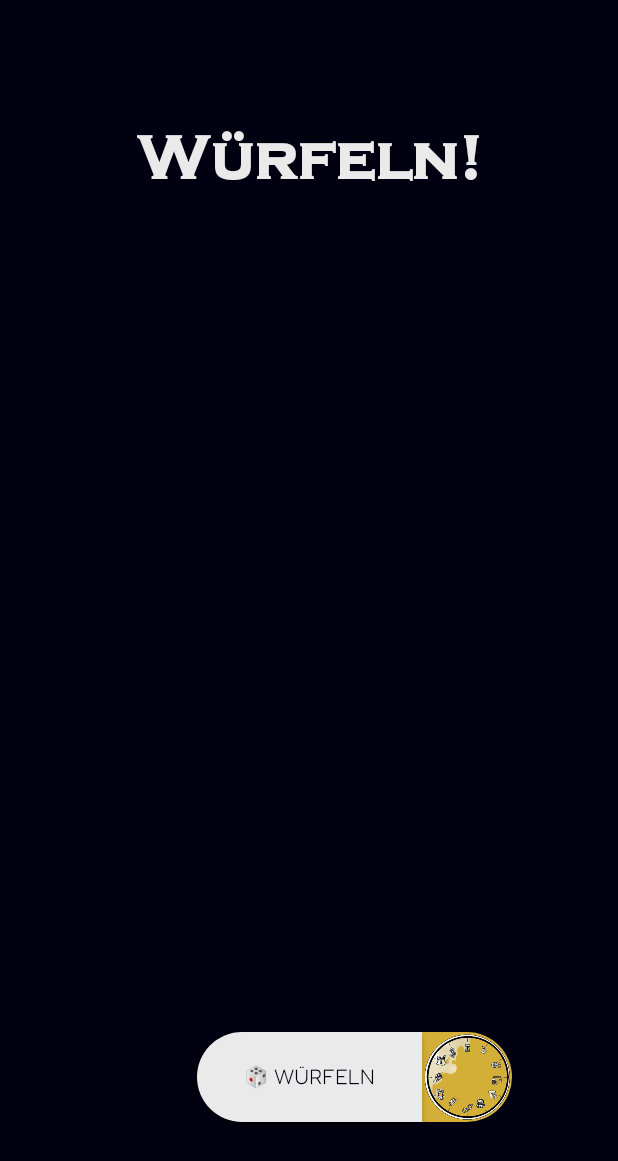
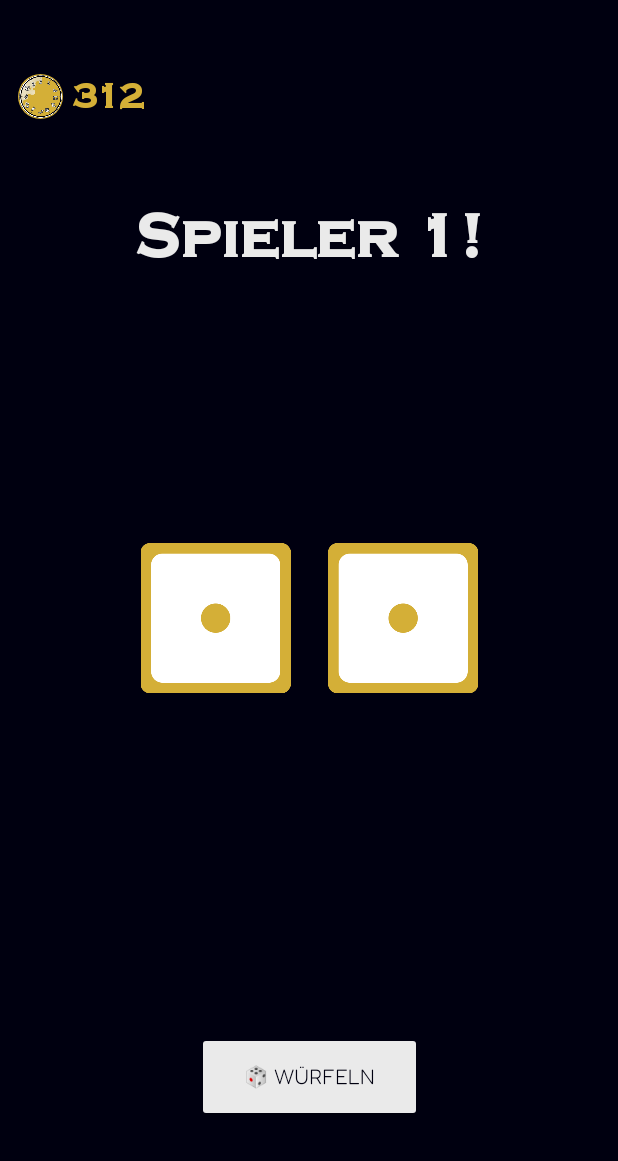
Before and after one commit to 34Mx/Monopoly3D, an Android app: the Game screen opened directly, with no data from a screen before it, after a tap on "🎲 WÜRFELN", on a phone screen of 412 x 824 dp. Shown: the top 1161 px of the screen. Run offline under Robolectric (Android 15) with nearby library versions, the light colour scheme and no system bars.

Commit message:
Major Changes II

```diff
--- a/app/src/main/java/de/sam/abinopolynew/Game.kt
+++ b/app/src/main/java/de/sam/abinopolynew/Game.kt
@@ -2,12 +2,15 @@ package de.sam.abinopolynew
 
 import android.content.Context
 import android.os.Bundle
+import android.os.Handler
+import android.os.Looper
 import android.util.Log
-import android.widget.Button
+import android.view.View
 import android.widget.ImageView
+import android.widget.LinearLayout
+import android.widget.TextView
 import androidx.appcompat.app.AppCompatActivity
 import androidx.appcompat.widget.AppCompatButton
-import androidx.cardview.widget.CardView
 import de.sam.abinopolynew.func.Board
 import de.sam.abinopolynew.func.Player
 import de.sam.abinopolynew.func.hideSystemUI
@@ -15,15 +18,30 @@ import de.sam.abinopolynew.func.hideSystemUI
 
 class Game : AppCompatActivity() {
     lateinit var game: Board
+    lateinit var gameDisplay: TextView
     lateinit var cardView: ImageView
     lateinit var rollButton: AppCompatButton
+    lateinit var dice1: ImageView
+    lateinit var dice2: ImageView
+    lateinit var dices: LinearLayout
+
+    lateinit var fieldActionButton: AppCompatButton
+
+    private val handler = Handler(Looper.getMainLooper())
     override fun onCreate(savedInstanceState: Bundle?) {
         super.onCreate(savedInstanceState)
         setContentView(R.layout.activity_game)
         hideSystemUI(window)
 
+        gameDisplay = findViewById(R.id.gameDisplay)
+
         cardView = findViewById(R.id.cardView)
         rollButton = findViewById(R.id.rollButton)
+        dice1 = findViewById(R.id.dice1)
+        dice2 = findViewById(R.id.dice2)
+        dices = findViewById(R.id.dices)
+
+        fieldActionButton = findViewById(R.id.fieldActionButton)
 
 
         game = Board()
@@ -31,16 +49,81 @@ class Game : AppCompatActivity() {
         game.addPlayer(testPlayer)
 
         rollButton.setOnClickListener {
-            val roll = game.roll()
-            Log.d("Game", "Roll: ${roll}")
-            game.movePlayer(testPlayer, roll)
-            updateGraphic(testPlayer.position)
+            hideFieldMenu()
+            rollAnimation {
+                val roll = game.roll()
+                setDices(roll)
+                val diceSum = roll.sum()
+                Log.d("34Mx.GAME", "Roll: $diceSum")
+                handler.postDelayed({
+                    game.movePlayer(testPlayer, diceSum)
+                    showFieldMenu(testPlayer.position, diceSum)
+                }, 500)
+            }
         }
     }
 
-    fun updateGraphic(id: Int) {
+    fun showFieldMenu(id: Int, diceSum: Int) {
+        gameDisplay.setText("Gewürfelt: $diceSum!")
         val context: Context = this
-        val id: Int = context.resources.getIdentifier("sub_${id}", "drawable", context.packageName)
+        val id: Int = context.resources.getIdentifier("sub_$id", "drawable", context.packageName)
         cardView.setImageResource(id)
+        dices.visibility = View.INVISIBLE
+        cardView.visibility = View.VISIBLE
+        fieldActionButton.visibility = View.VISIBLE
+    }
+
+    fun hideFieldMenu() {
+        dices.visibility = View.VISIBLE
+        cardView.visibility = View.INVISIBLE
+        fieldActionButton.visibility = View.INVISIBLE
+        gameDisplay.setText("Spieler 1!")
+    }
+
+    private fun rollAnimation(onComplete: () -> Unit) {
+        for (i in 0..10) {
+            handler.postDelayed({
+                val roll = game.roll()
+                setDices(roll)
+                if (i == 10) onComplete()
+            }, i * 100L)
+        }
+    }
+
+    fun setDices(values: Array<Int>) {
+        val context: Context = this
+        val id1: Int = context.resources.getIdentifier("dice_${values[0]}", "drawable", context.packageName)
+        val id2: Int = context.resources.getIdentifier("dice_${values[1]}", "drawable", context.packageName)
+        dice1.setImageResource(id1)
+        dice2.setImageResource(id2)
+    }
+
+    /*
+        Types:
+            0 -> Eckpunkte
+            1 -> Prüfung
+            2 -> Gemeinschaftsfeld
+            3 -> Ereignisfeld
+            4 -> Kopiergeld
+            5 -> Nachhilfe-Institut
+            6 -> Fach
+     */
+//    fun handleActionConditions(position: Int): String {
+//        val info = game.getFieldInformation(position)
+//        if (info != null) {
+//            when (info.type) {
+//                0 -> fieldActionButton.visibility = View.INVISIBLE
+//                1 -> showFieldActionButton("Prüfung starten")
+//                2 -> showFieldActionButton()
+//                3 -> showFieldActionButton("Prüfung starten")
+//                4 -> showFieldActionButton("Prüfung starten")
+//                5 -> showFieldActionButton("Prüfung starten")
+//                6 -> showFieldActionButton("Prüfung starten")
+//            }
+//        }
+//    }
+
+    fun showFieldActionButton(text: String) {
+
     }
 }
--- a/app/src/main/java/de/sam/abinopolynew/func/GameLogic.kt
+++ b/app/src/main/java/de/sam/abinopolynew/func/GameLogic.kt
@@ -10,6 +10,26 @@ data class Field(val id: Int, val title: String, val description: String, val ty
 
 class Player(val name: String) {
     var position: Int = 0
+    var balance: Int = 1500
+
+    fun deposit(amount: Int) {
+        if (amount > 0) {
+            balance += amount
+        }
+    }
+
+    fun withdraw(amount: Int): Boolean {
+        return if (amount in 1..balance) {
+            balance -= amount
+            true
+        } else {
+            false
+        }
+    }
+
+    fun getMoney(): Int {
+        return balance
+    }
 }
 
 class Board {
@@ -92,7 +112,9 @@ class Board {
         return fields.find { it.id == position }
     }
 
-    fun roll(): Int {
-        return (2..12).random();
+    fun roll(): Array<Int> {
+        val dice1 = (1..6).random()
+        val dice2 = (1..6).random()
+        return arrayOf(dice1, dice2)
     }
 }
--- a/app/src/main/res/drawable/coin_background.xml
+++ b/app/src/main/res/drawable/coin_background.xml
@@ -1,15 +1,7 @@
 <?xml version="1.0" encoding="utf-8"?>
 <shape xmlns:android="http://schemas.android.com/apk/res/android"
-    android:shape="rectangle">
+    android:shape="oval">
 
     <solid android:color="@color/gold"/>
 
-    <corners
-        android:topLeftRadius="0dp"
-        android:bottomLeftRadius="0dp"
-        android:topRightRadius="50dp"
-        android:bottomRightRadius="50dp" />
-
-    <size android:width="200dp" android:height="100dp"/>
-
 </shape>
--- /dev/null
+++ b/app/src/main/res/drawable/coin_background_half.xml
@@ -0,0 +1,15 @@
+<?xml version="1.0" encoding="utf-8"?>
+<shape xmlns:android="http://schemas.android.com/apk/res/android"
+    android:shape="rectangle">
+
+    <solid android:color="@color/gold"/>
+
+    <corners
+        android:topLeftRadius="0dp"
+        android:bottomLeftRadius="0dp"
+        android:topRightRadius="50dp"
+        android:bottomRightRadius="50dp" />
+
+    <size android:width="200dp" android:height="100dp"/>
+
+</shape>
--- a/app/src/main/res/layout/activity_game.xml
+++ b/app/src/main/res/layout/activity_game.xml
@@ -5,9 +5,11 @@
     android:layout_width="match_parent"
     android:layout_height="match_parent"
     android:background="#000010"
+    style="@style/Base.Theme.AbinopolyNew"
     tools:context=".Game">
 
     <ImageView
+        android:visibility="invisible"
         android:id="@+id/cardView"
         android:layout_width="300dp"
         android:layout_height="400dp"
@@ -21,6 +23,7 @@
         android:id="@+id/gameDisplay"
         android:layout_width="wrap_content"
         android:layout_height="wrap_content"
+        android:layout_marginBottom="30dp"
         android:fontFamily="@font/copperplategothic_bold"
         android:text="Würfeln!"
         android:textAlignment="center"
@@ -29,19 +32,30 @@
         android:textSize="42sp"
         app:layout_constraintBottom_toTopOf="@+id/cardView"
         app:layout_constraintEnd_toEndOf="parent"
-        app:layout_constraintStart_toStartOf="parent"
-        app:layout_constraintTop_toTopOf="parent" />
+        app:layout_constraintStart_toStartOf="parent" />
 
     <androidx.appcompat.widget.AppCompatButton
         android:id="@+id/rollButton"
         android:layout_width="150dp"
         android:layout_height="60dp"
-        android:background="@drawable/round_left_square_right"
         android:fontFamily="@font/fredoka"
         android:text="🎲 Würfeln"
         android:textColor="@color/black"
-        android:backgroundTint="@null"
+        android:backgroundTint="@color/white"
         app:layout_constraintBottom_toBottomOf="parent"
+        app:layout_constraintEnd_toEndOf="parent"
+        app:layout_constraintStart_toStartOf="parent"
+        app:layout_constraintTop_toBottomOf="@+id/cardView" />
+
+    <androidx.appcompat.widget.AppCompatButton
+        android:id="@+id/fieldActionButton"
+        android:visibility="invisible"
+        android:layout_width="150dp"
+        android:layout_height="60dp"
+        android:backgroundTint="@color/gold"
+        android:fontFamily="@font/fredoka"
+        android:text="120$"
+        android:textColor="@color/black"
         app:layout_constraintEnd_toEndOf="parent"
         app:layout_constraintStart_toStartOf="parent"
         app:layout_constraintTop_toBottomOf="@+id/cardView" />
@@ -50,11 +64,62 @@
         android:id="@+id/imageView2"
         android:layout_width="60dp"
         android:layout_height="60dp"
-        android:background="@drawable/coin_background"
-        app:layout_constraintBottom_toBottomOf="parent"
-        app:layout_constraintStart_toEndOf="@+id/rollButton"
+        android:background="@color/gold"
+        android:visibility="invisible"
+        app:layout_constraintStart_toEndOf="@+id/fieldActionButton"
         app:layout_constraintTop_toBottomOf="@+id/cardView"
         app:srcCompat="@drawable/money" />
 
+    <LinearLayout
+        android:id="@+id/dices"
+        android:layout_width="250dp"
+        android:layout_height="100dp"
+        android:orientation="horizontal"
+        app:layout_constraintBottom_toBottomOf="parent"
+        app:layout_constraintEnd_toEndOf="parent"
+        app:layout_constraintStart_toStartOf="parent"
+        app:layout_constraintTop_toTopOf="parent">
+
+        <ImageView
+            android:id="@+id/dice1"
+            android:layout_width="100dp"
+            android:layout_height="100dp"
+            android:layout_weight="1"
+            android:src="@drawable/dice_4" />
+
+        <ImageView
+            android:id="@+id/dice2"
+            android:layout_width="100dp"
+            android:layout_height="100dp"
+            android:layout_weight="1"
+            android:src="@drawable/dice_2" />
+    </LinearLayout>
+
+    <ImageView
+        android:id="@+id/imageView"
+        android:layout_width="30dp"
+        android:layout_height="30dp"
+        android:layout_marginStart="12dp"
+        android:layout_marginBottom="6dp"
+        android:background="@drawable/coin_background"
+        app:layout_constraintBottom_toTopOf="@+id/gameDisplay"
+        app:layout_constraintStart_toStartOf="parent"
+        app:layout_constraintTop_toTopOf="parent"
+        app:srcCompat="@drawable/money" />
+
+    <TextView
+        android:id="@+id/moneyDisplay"
+        android:layout_width="wrap_content"
+        android:layout_height="wrap_content"
+        android:layout_marginStart="6dp"
+        android:fontFamily="@font/copperplategothic_bold"
+        android:text="312"
+        android:textColor="@color/gold"
+        android:textFontWeight="800"
+        android:textSize="24dp"
+        app:layout_constraintBottom_toBottomOf="@+id/imageView"
+        app:layout_constraintStart_toEndOf="@+id/imageView"
+        app:layout_constraintTop_toTopOf="@+id/imageView" />
+
 
 </androidx.constraintlayout.widget.ConstraintLayout>
--- a/app/src/main/res/layout/activity_main.xml
+++ b/app/src/main/res/layout/activity_main.xml
@@ -41,7 +41,7 @@
         android:layout_marginBottom="36dp"
         android:fontFamily="monospace"
         android:maxWidth="400sp"
-        android:text="Version 1.0.0 - 2025/02/16\n(c) Samuel Schubert, Simon Skrodolies,\nDesign: Bianca Müller, Emma Franz, Finja Rameil,\nMarla Steinhoff, Zoe Mack"
+        android:text="Version 1.0.1 - 2025/03/13\n(c) Samuel Schubert, Simon Skrodolies,\nDesign: Bianca Müller, Emma Franz, Finja Rameil,\nMarla Steinhoff, Zoe Mack"
         android:textAlignment="center"
         android:textColor="@color/white"
         android:textSize="12sp"
--- a/app/src/main/res/values/colors.xml
+++ b/app/src/main/res/values/colors.xml
@@ -15,4 +15,7 @@
     <color name="sub_red">#f44246</color>
     <color name="sub_orange">#ed7726</color>
     <color name="sub_pink">#d1137f</color>
+
+    <color name="colorPrimary">@color/gold</color>
+    <color name="colorPrimaryDark">@color/black</color>
 </resources>
--- a/app/src/main/res/values/themes.xml
+++ b/app/src/main/res/values/themes.xml
@@ -1,11 +1,10 @@
 <resources xmlns:tools="http://schemas.android.com/tools">
     <!-- Base application theme. -->
     <style name="Base.Theme.AbinopolyNew" parent="Theme.Material3.DayNight.NoActionBar">
-        <!-- Customize your light theme here. -->
-        <!-- <item name="colorPrimary">@color/my_light_primary</item> -->
-        <item name="colorPrimary">#C70000</item>
+        <item name="android:windowTranslucentStatus">true</item>
         <item name="android:windowIsTranslucent">true</item>
     </style>
 
-    <style name="Theme.AbinopolyNew" parent="Base.Theme.AbinopolyNew" />
+    <style name="Theme.AbinopolyNew" parent="Base.Theme.AbinopolyNew">
+    </style>
 </resources>
```
Also changed, not shown: app/src/main/res/drawable/dice_0.png (added), app/src/main/res/drawable/dice_1.png (added), app/src/main/res/drawable/dice_2.png (added), app/src/main/res/drawable/dice_3.png (added), app/src/main/res/drawable/dice_4.png (added), app/src/main/res/drawable/dice_5.png (added), app/src/main/res/drawable/dice_6.png (added), app/src/main/res/font/roboto_mono.ttf (added).
